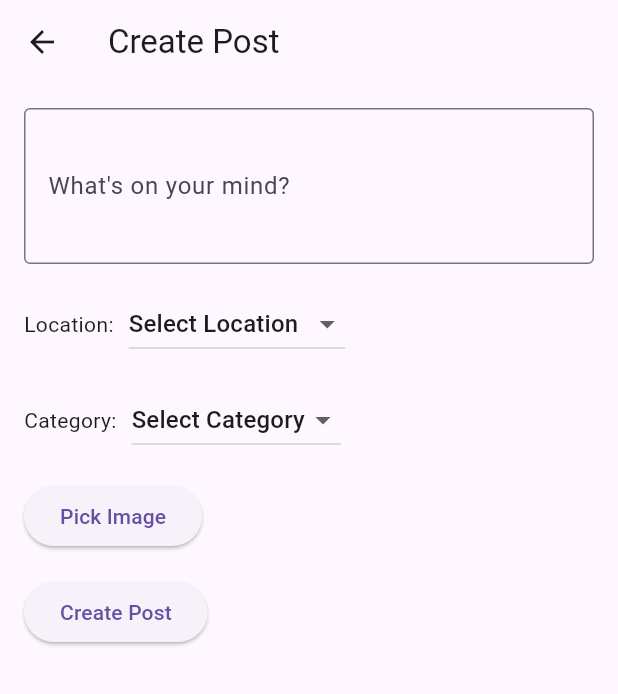
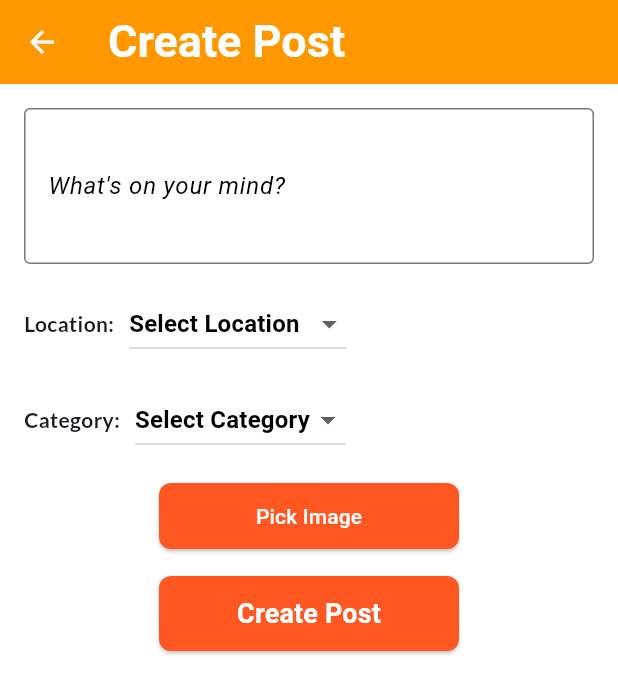
Before and after one commit to DuckyCS8888/caremate, a Flutter app: the CreatePostPage screen opened directly, on a phone screen of 412 x 824 dp. Shown: the top 694 px of the screen. Run offline on Flutter 3.47's test engine with Material 3 defaults, Android fonts, the phone set to English and light mode, and no system bars; our stand-ins replace cloud_firestore, firebase_auth, firebase_core, flutter_image_compress, flutter_local_notifications, geolocator and 5 more; missing offline and left inert: firebase_ui_auth; accounts and stored records are empty; statements that could not run were skipped.

Commit message:
still got UI

```diff
--- a/lib/community/createPost.dart
+++ b/lib/community/createPost.dart
@@ -2,9 +2,10 @@ import 'package:flutter/material.dart';
 import 'package:image_picker/image_picker.dart';
 import 'package:cloud_firestore/cloud_firestore.dart';
 import 'package:firebase_auth/firebase_auth.dart';
-import 'dart:convert';  // For base64 encoding
-import 'dart:typed_data';  // For Uint8List
+import 'dart:convert'; // For base64 encoding
+import 'dart:typed_data'; // For Uint8List
 import 'package:flutter_image_compress/flutter_image_compress.dart';
+import 'package:google_fonts/google_fonts.dart';
 
 class CreatePostPage extends StatefulWidget {
   @override
@@ -14,18 +15,20 @@ class CreatePostPage extends StatefulWidget {
 class _CreatePostPageState extends State<CreatePostPage> {
   TextEditingController _contentController = TextEditingController();
   TextEditingController _locationController = TextEditingController();
-  Uint8List? _imageBytes;  // Store the post image as Uint8List
-  String _selectedLocation = 'Select Location';  // Default location
+  Uint8List? _imageBytes; // Store the post image as Uint8List
+  String _selectedLocation = 'Select Location'; // Default location
   String _selectedCategory = 'Select Category'; // Default category
-  bool _isLocationValid = true;  // Validity of the location field
-  bool _isCategoryValid = true;  // Validity of the category field
+  bool _isLocationValid = true; // Validity of the location field
+  bool _isCategoryValid = true; // Validity of the category field
 
   // Maximum allowed image size for uploading to Firestore (e.g., 750KB)
   final int maxImageSizeInBytes = 750 * 1024;
 
   // Function to pick and compress the image
   Future<void> _pickImage() async {
-    final pickedFile = await ImagePicker().pickImage(source: ImageSource.gallery);
+    final pickedFile = await ImagePicker().pickImage(
+      source: ImageSource.gallery,
+    );
 
     if (pickedFile != null) {
       try {
@@ -42,10 +45,16 @@ class _CreatePostPageState extends State<CreatePostPage> {
 
         // Check if the compressed image size exceeds the maximum allowed size
         if (compressedImage.lengthInBytes > maxImageSizeInBytes) {
-          final sizeInKB = (compressedImage.lengthInBytes / 1024).toStringAsFixed(1);
+          final sizeInKB = (compressedImage.lengthInBytes / 1024)
+              .toStringAsFixed(1);
           final limitInKB = (maxImageSizeInBytes / 1024).toStringAsFixed(0);
           ScaffoldMessenger.of(context).showSnackBar(
-              SnackBar(content: Text('Image too large ($sizeInKB KB). Max ~${limitInKB}KB allowed.')));
+            SnackBar(
+              content: Text(
+                'Image too large ($sizeInKB KB). Max ~${limitInKB}KB allowed.',
+              ),
+            ),
+          );
           return; // Exit if image is too large
         }
 
@@ -53,10 +62,11 @@ class _CreatePostPageState extends State<CreatePostPage> {
         setState(() {
           _imageBytes = compressedImage;
         });
-
       } catch (e) {
         ScaffoldMessenger.of(context).showSnackBar(
-            SnackBar(content: Text('Error picking/compressing image: ${e.toString()}')),
+          SnackBar(
+            content: Text('Error picking/compressing image: ${e.toString()}'),
+          ),
         );
         print("Image picking/compression error: $e");
       }
@@ -68,7 +78,11 @@ class _CreatePostPageState extends State<CreatePostPage> {
 
     if (user != null) {
       try {
-        DocumentSnapshot userDoc = await FirebaseFirestore.instance.collection('users').doc(user.uid).get();
+        DocumentSnapshot userDoc =
+            await FirebaseFirestore.instance
+                .collection('users')
+                .doc(user.uid)
+                .get();
         if (userDoc.exists) {
           return userDoc['username']; // Assuming the username is stored under the field 'username'
         }
@@ -85,9 +99,13 @@ class _CreatePostPageState extends State<CreatePostPage> {
 
     if (user != null) {
       try {
-        DocumentSnapshot userDoc = await FirebaseFirestore.instance.collection('users').doc(user.uid).get();
+        DocumentSnapshot userDoc =
+            await FirebaseFirestore.instance
+                .collection('users')
+                .doc(user.uid)
+                .get();
         if (userDoc.exists) {
-          return userDoc['profilePic'];  // Assuming the base64 profile image is stored under 'profilePic'
+          return userDoc['profilePic']; // Assuming the base64 profile image is stored under 'profilePic'
         }
       } catch (e) {
         print("Error fetching profile picture: $e");
@@ -99,12 +117,21 @@ class _CreatePostPageState extends State<CreatePostPage> {
 
   Future<void> _createPost() async {
     // Validate that all fields are filled correctly
-    if (_contentController.text.isEmpty || _imageBytes == null || _selectedLocation == 'Select Location' || _selectedCategory == 'Select Category') {
+    if (_contentController.text.isEmpty ||
+        _imageBytes == null ||
+        _selectedLocation == 'Select Location' ||
+        _selectedCategory == 'Select Category') {
       setState(() {
         _isLocationValid = _selectedLocation != 'Select Location';
         _isCategoryValid = _selectedCategory != 'Select Category';
       });
-      ScaffoldMessenger.of(context).showSnackBar(SnackBar(content: Text('Please fill in all fields, including selecting a location and category.')));
+      ScaffoldMessenger.of(context).showSnackBar(
+        SnackBar(
+          content: Text(
+            'Please fill in all fields, including selecting a location and category.',
+          ),
+        ),
+      );
       return;
     }
 
@@ -112,7 +139,9 @@ class _CreatePostPageState extends State<CreatePostPage> {
     User? user = FirebaseAuth.instance.currentUser;
 
     if (user == null) {
-      ScaffoldMessenger.of(context).showSnackBar(SnackBar(content: Text('No user is logged in')));
+      ScaffoldMessenger.of(
+        context,
+      ).showSnackBar(SnackBar(content: Text('No user is logged in')));
       return;
     }
 
@@ -121,7 +150,9 @@ class _CreatePostPageState extends State<CreatePostPage> {
     String? profilePicBase64 = await _getProfilePicBase64();
 
     if (username == null || profilePicBase64 == null) {
-      ScaffoldMessenger.of(context).showSnackBar(SnackBar(content: Text('Username or profile picture not found')));
+      ScaffoldMessenger.of(context).showSnackBar(
+        SnackBar(content: Text('Username or profile picture not found')),
+      );
       return;
     }
 
@@ -133,19 +164,26 @@ class _CreatePostPageState extends State<CreatePostPage> {
 
     // Add the post data to Firestore
     try {
-      await FirebaseFirestore.instance.collection('users').doc(user.uid).collection('posts').add({
+      await FirebaseFirestore.instance
+          .collection('users')
+          .doc(user.uid)
+          .collection('posts')
+          .add({
             'content': _contentController.text,
-        'image': base64Image,  // Store the post image in base64
+            'image': base64Image, // Store the post image in base64
             'timestamp': timestamp,
             'likes': [],
             'location': _selectedLocation,
             'category': _selectedCategory, // Store the selected category
-        'userID': user.uid,  // Store the user's UID
+            'userID': user.uid, // Store the user's UID
             'username': username, // Store the username
-        'profilePic': profilePicBase64,  // Store the user's profile picture in base64
+            'profilePic':
+                profilePicBase64, // Store the user's profile picture in base64
           });
 
-      ScaffoldMessenger.of(context).showSnackBar(SnackBar(content: Text('Post created successfully')));
+      ScaffoldMessenger.of(
+        context,
+      ).showSnackBar(SnackBar(content: Text('Post created successfully')));
       _contentController.clear();
       _locationController.clear();
       setState(() {
@@ -156,7 +194,9 @@ class _CreatePostPageState extends State<CreatePostPage> {
         _isCategoryValid = true;
       });
     } catch (e) {
-      ScaffoldMessenger.of(context).showSnackBar(SnackBar(content: Text('Error creating post')));
+      ScaffoldMessenger.of(
+        context,
+      ).showSnackBar(SnackBar(content: Text('Error creating post')));
       print(e.toString());
     }
   }
@@ -164,31 +204,54 @@ class _CreatePostPageState extends State<CreatePostPage> {
   @override
   Widget build(BuildContext context) {
     return Scaffold(
-      appBar: AppBar(title: Text('Create Post')),
-      body: Padding(
+      backgroundColor: Colors.white,
+      appBar: AppBar(
+        iconTheme: IconThemeData(
+          color: Colors.white, // Change the color of the back arrow here
+        ),
+        title: Text(
+          "Create Post",
+          style: GoogleFonts.comicNeue(
+            fontSize: 30,
+            fontWeight:
+                FontWeight.w700, // Replace with your desired font family
+            color: Colors.white,
+          ),
+        ),
+        backgroundColor: Colors.orange,
+      ),
+      body: SingleChildScrollView(
+        child: Padding(
           padding: const EdgeInsets.all(16.0),
           child: Column(
-          crossAxisAlignment: CrossAxisAlignment.start,
             children: [
-            // Text input for post content
+              // Text input for post content (italic, black text)
               TextField(
                 controller: _contentController,
                 decoration: InputDecoration(
                   labelText: 'What\'s on your mind?',
+                  labelStyle: TextStyle(
+                    fontStyle: FontStyle.italic,
+                    color: Colors.black, // Black color for the label
+                  ),
                   border: OutlineInputBorder(),
                 ),
                 maxLines: 3,
               ),
               SizedBox(height: 16),
 
-            // Location Dropdown
+              // Location Dropdown (using Google Fonts)
               Row(
                 children: [
-                Text('Location:'),
+                  Text(
+                    'Location:',
+                    style: GoogleFonts.lato(fontWeight: FontWeight.bold),
+                  ),
                   SizedBox(width: 10),
                   DropdownButton<String>(
                     value: _selectedLocation,
-                  items: <String>[
+                    items:
+                        <String>[
                           'Select Location',
                           'Johor',
                           'Kedah',
@@ -204,17 +267,25 @@ class _CreatePostPageState extends State<CreatePostPage> {
                           'Selangor',
                           'Terengganu',
                           'Labuan',
-                    'Kuala Lumpur'
+                          'Kuala Lumpur',
                         ].map<DropdownMenuItem<String>>((String value) {
                           return DropdownMenuItem<String>(
                             value: value,
-                      child: Text(value),
+                            child: Text(
+                              value,
+                              style: TextStyle(
+                                color: Colors.black, // Black font color
+                                fontWeight: FontWeight.bold, // Bold font
+                              ),
+                            ),
                           );
                         }).toList(),
                     onChanged: (String? newValue) {
                       setState(() {
                         _selectedLocation = newValue!;
-                      _isLocationValid = _selectedLocation != 'Select Location';  // Validate location
+                        _isLocationValid =
+                            _selectedLocation !=
+                            'Select Location'; // Validate location
                       });
                     },
                   ),
@@ -229,10 +300,13 @@ class _CreatePostPageState extends State<CreatePostPage> {
                 ),
               SizedBox(height: 16),
 
-            // Category Dropdown
+              // Category Dropdown (same styling as Location)
               Row(
                 children: [
-                Text('Category:'),
+                  Text(
+                    'Category:',
+                    style: GoogleFonts.lato(fontWeight: FontWeight.bold),
+                  ),
                   SizedBox(width: 10),
                   DropdownButton<String>(
                     value: _selectedCategory,
@@ -242,17 +316,23 @@ class _CreatePostPageState extends State<CreatePostPage> {
                       'Fund',
                       'Shelter',
                       'Health',
-                    'Education'
+                      'Education',
                     ].map<DropdownMenuItem<String>>((String value) {
                       return DropdownMenuItem<String>(
                         value: value,
-                      child: Text(value),
+                        child: Text(
+                          value,
+                          style: TextStyle(
+                            color: Colors.black, // Black font color
+                            fontWeight: FontWeight.bold, // Bold font
+                          ),
+                        ),
                       );
                     }).toList(),
                     onChanged: (String? newValue) {
                       setState(() {
                         _selectedCategory = newValue!;
-                      _isCategoryValid = _selectedCategory != 'Select Category';  // Validate category
+                        _isCategoryValid = _selectedCategory != 'Select Category'; // Validate category
                       });
                     },
                   ),
@@ -265,32 +345,84 @@ class _CreatePostPageState extends State<CreatePostPage> {
                   'Please select a valid category',
                   style: TextStyle(color: Colors.red, fontSize: 12),
                 ),
-
               SizedBox(height: 16),
 
-            // Image picker button
-            _imageBytes == null
+// Image picker button (aligned to center)
+              // Image picker button (aligned to center)
+              SizedBox(
+                width: 200, // Set the width to 200 for all buttons
+                child: _imageBytes == null
                     ? ElevatedButton(
                   onPressed: _pickImage,
+                  style: ElevatedButton.styleFrom(
+                    backgroundColor: Colors.deepOrange, // Button background color
+                    foregroundColor: Colors.white, // Button text color
+                    padding: EdgeInsets.symmetric(vertical: 12), // Adjust vertical padding
+                    shape: RoundedRectangleBorder(
+                      borderRadius: BorderRadius.circular(8),
+                    ),
+                  ),
                   child: Text('Pick Image'),
                 )
                     : Column(
                   children: [
-                Image.memory(_imageBytes!, height: 200, width: 200, fit: BoxFit.cover),
+                    Image.memory(
+                      _imageBytes!,
+                      height: 200,
+                      width: 500, // You can adjust the image size as necessary
+                      fit: BoxFit.cover,
+                    ),
+                    SizedBox(height: 8),
                     ElevatedButton(
                       onPressed: _pickImage,
-                  child: Text('Change Image'),
+                      style: ElevatedButton.styleFrom(
+                        backgroundColor: Colors.deepOrange, // Button background color
+                        foregroundColor: Colors.white, // Button text color
+                        padding: EdgeInsets.symmetric(vertical: 12), // Adjust vertical padding
+                        shape: RoundedRectangleBorder(
+                          borderRadius: BorderRadius.circular(8),
+                        ),
+                      ),
+                      child: Text(
+                        'Change Image',
+                        style: GoogleFonts.comicNeue(
+                          fontSize: 18,
+                          color: Colors.white,
+                          fontWeight: FontWeight.w700,
+                        ),
+                      ),
                     ),
                   ],
                 ),
+              ),
+
               SizedBox(height: 16),
 
-            // Submit post button
-            ElevatedButton(
+// Submit post button (centered)
+              SizedBox(
+                width: 200, // Set the width to 200 for all buttons
+                child: ElevatedButton(
                   onPressed: _createPost,
-              child: Text('Create Post'),
+                  style: ElevatedButton.styleFrom(
+                    backgroundColor: Colors.deepOrange, // Button background color
+                    foregroundColor: Colors.white, // Button text color
+                    padding: EdgeInsets.symmetric(vertical: 12), // Adjust vertical padding
+                    shape: RoundedRectangleBorder(
+                      borderRadius: BorderRadius.circular(8), // Rounded corners
+                    ),
+                  ),
+                  child: Text(
+                    'Create Post',
+                    style: GoogleFonts.comicNeue(
+                      fontSize: 18,
+                      color: Colors.white, // Ensure the text is white
+                      fontWeight: FontWeight.w700,
+                    ),
+                  ),
+                ),
               ),
             ],
+          ),
         ),
       ),
     );
--- a/lib/main.dart
+++ b/lib/main.dart
@@ -24,7 +24,7 @@ class MyApp extends StatelessWidget {
   Widget build(BuildContext context) {
     return MaterialApp(
       debugShowCheckedModeBanner: false,
-      home: WelcomeScreen(),  // Directly start with MainPage
+      home: MainPage(),  // Directly start with MainPage
     );
   }
 }
```
Lines whose indentation alone changed are shown as unchanged.
